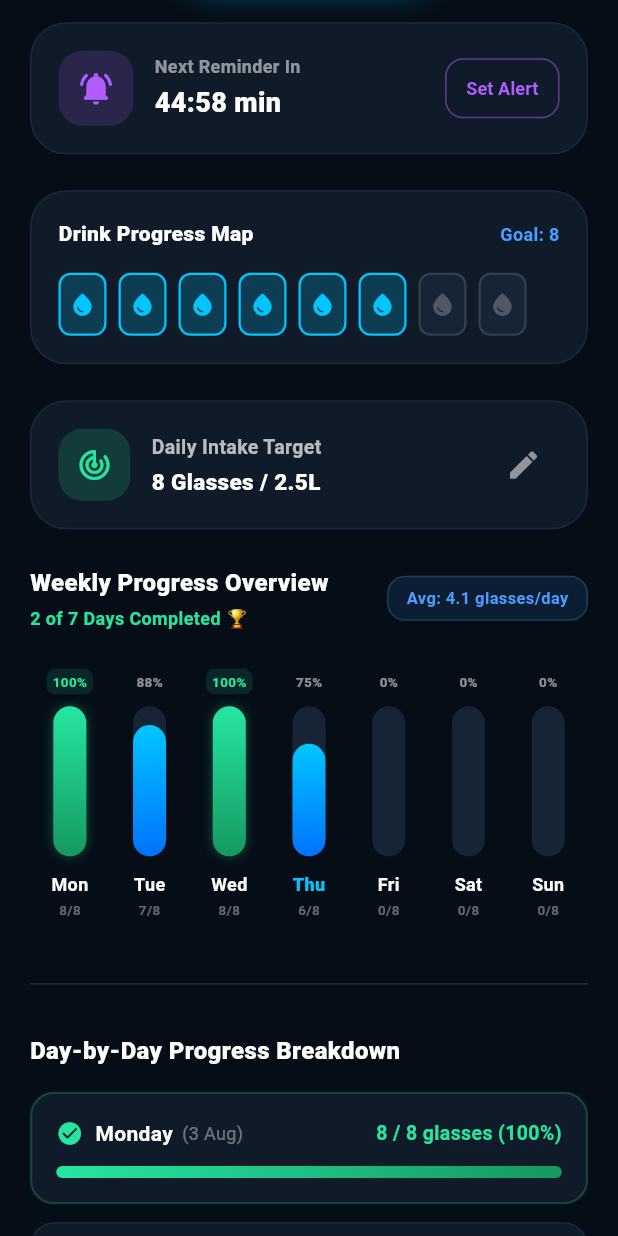
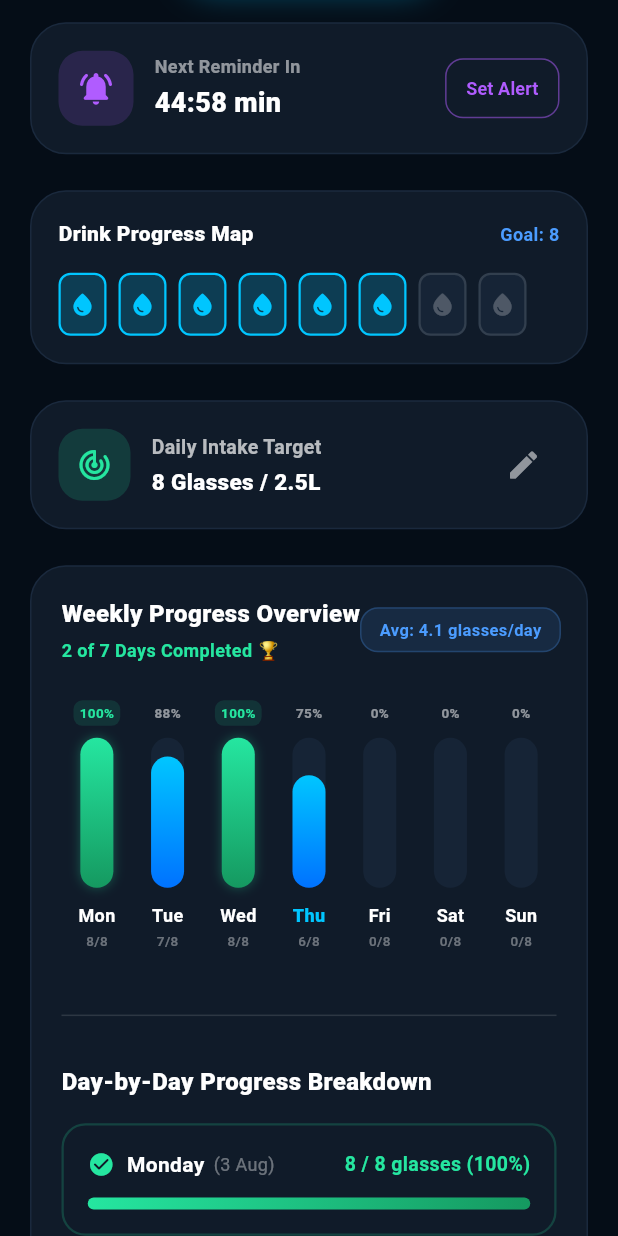
Before and after one commit to juhinparekh04-coder/Fitlife, a Flutter app: the WaterTrackerPage screen opened directly, scrolled down 576 dp, on a phone screen of 412 x 824 dp. Run offline on Flutter 3.47's test engine with Material 3 defaults, Android fonts, the phone set to English and light mode, and no system bars; our stand-ins replace cloud_firestore, firebase_auth, firebase_core, flutter_dotenv, image_picker; missing offline and left inert: firebase_core_platform_interface; accounts and stored records are empty.

Commit message:
Wrap Weekly history and breakdown UI inside card container for layout fix

```diff
--- a/lib/water_tracker_page.dart
+++ b/lib/water_tracker_page.dart
@@ -1743,8 +1743,15 @@ class _WaterTrackerPageState extends State<WaterTrackerPage>
     }
     double avgGlasses = totalSum / 7.0;
 
-    return Column(
-      crossAxisAlignment: CrossAxisAlignment.start,
+    return Container(
+      padding: const EdgeInsets.all(20),
+      decoration: BoxDecoration(
+        color: cardColor,
+        borderRadius: BorderRadius.circular(24),
+        border: Border.all(color: cardBorder),
+      ),
+      child: Column(
+        crossAxisAlignment: CrossAxisAlignment.start,
       children: [
         // Graph Header
         Row(
@@ -2006,8 +2013,9 @@ class _WaterTrackerPageState extends State<WaterTrackerPage>
           },
         ),
       ],
-    );
-  }
+    ),
+  );
+}
 }
 
 // ============================================================
```
